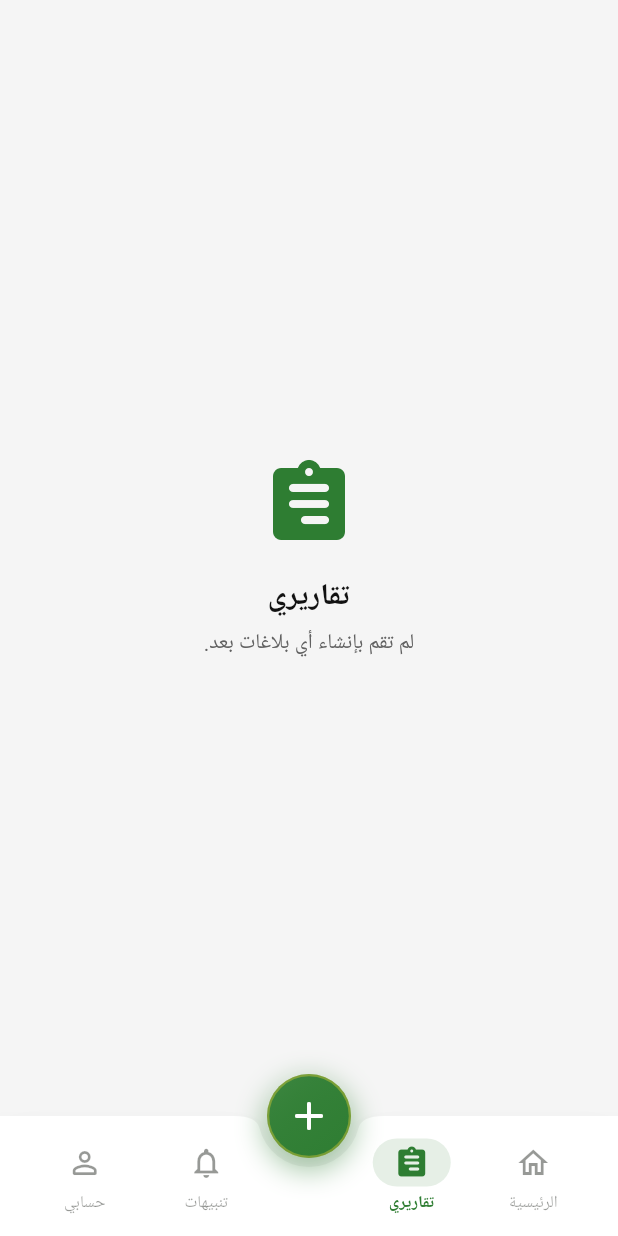
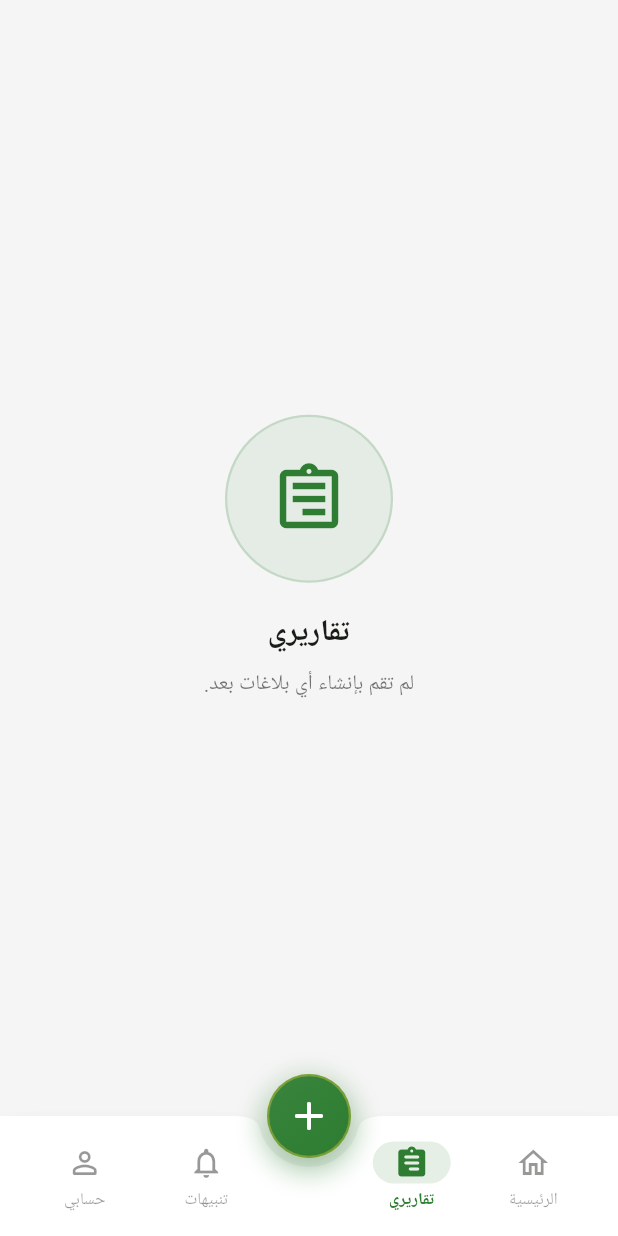
Before and after one commit to mohameden19961/project-baligh, a Flutter app: the screen it shows after launch, item 3 of the bottom bar chosen, on a phone screen of 412 x 824 dp. Run offline on Flutter 3.47's test engine with Material 3 defaults, Android fonts, the light colour scheme and no system bars; our stand-ins replace flutter_map, geolocator, google_fonts, latlong2, shared_preferences; missing offline and left inert: flutter_map_tile_caching.

Commit message:
fix(ui): eliminate bottom layout overflow, implement map tap-to-recenter, and build stylized tab empty states

```diff
--- a/lib/views/add_report/add_report_view.dart
+++ b/lib/views/add_report/add_report_view.dart
@@ -919,6 +919,9 @@ class _LocationPickerBodyState extends State<_LocationPickerBody> {
                   minZoom: 5.0,
                   maxZoom: 19.0,
                   onPositionChanged: _onPositionChanged,
+                  onTap: (tapPosition, point) {
+                    _mapController.move(point, _mapController.camera.zoom);
+                  },
                 ),
                 children: [
                   // ── FMTC-cached OSM TileLayer (Audit Step 2) ──
--- a/lib/views/main_layout.dart
+++ b/lib/views/main_layout.dart
@@ -368,7 +368,7 @@ class _NavItem extends StatelessWidget {
                 curve: Curves.easeInOut,
                 padding: const EdgeInsets.symmetric(
                   horizontal: 14,
-                  vertical: 4,
+                  vertical: 2,
                 ),
                 decoration: BoxDecoration(
                   color: _isSelected
--- a/lib/views/my_reports/my_reports_view.dart
+++ b/lib/views/my_reports/my_reports_view.dart
@@ -3,6 +3,7 @@
 
 import 'package:flutter/material.dart';
 import '../../l10n/app_localizations.dart';
+import '../../widgets/empty_state.dart';
 
 class MyReportsView extends StatelessWidget {
   const MyReportsView({super.key});
@@ -10,21 +11,10 @@ class MyReportsView extends StatelessWidget {
   @override
   Widget build(BuildContext context) {
     final l10n = AppLocalizations.of(context)!;
-    return Center(
-      child: Column(
-        mainAxisAlignment: MainAxisAlignment.center,
-        children: [
-          Icon(Icons.assignment_rounded,
-              size: 64, color: Theme.of(context).colorScheme.primary),
-          const SizedBox(height: 16),
-          Text(l10n.myReportsTitle,
-              style: Theme.of(context).textTheme.headlineSmall),
-          const SizedBox(height: 8),
-          Text(l10n.myReportsEmpty,
-              style: Theme.of(context).textTheme.bodyMedium,
-              textAlign: TextAlign.center),
-        ],
-      ),
+    return EmptyState(
+      icon: Icons.assignment_outlined,
+      title: l10n.myReportsTitle,
+      message: l10n.myReportsEmpty,
     );
   }
 }
--- /dev/null
+++ b/lib/widgets/empty_state.dart
@@ -0,0 +1,78 @@
+// lib/widgets/empty_state.dart
+// ─────────────────────────────────────────────────────────────────
+// Shared empty-state placeholder for tab views that have no data
+// yet. Renders a centred decorative icon, a localized headline,
+// and an optional supporting message inside the available space.
+// ─────────────────────────────────────────────────────────────────
+
+import 'package:flutter/material.dart';
+
+class EmptyState extends StatelessWidget {
+  const EmptyState({
+    super.key,
+    required this.icon,
+    required this.title,
+    this.message,
+  });
+
+  final IconData icon;
+  final String title;
+  final String? message;
+
+  @override
+  Widget build(BuildContext context) {
+    final theme = Theme.of(context);
+    final primary = theme.colorScheme.primary;
+
+    return SafeArea(
+      child: Center(
+        child: Padding(
+          padding: const EdgeInsets.symmetric(horizontal: 32, vertical: 24),
+          child: Column(
+            mainAxisSize: MainAxisSize.min,
+            children: [
+              // ── Decorative icon medallion ─────────────────────────
+              Container(
+                width: 112,
+                height: 112,
+                decoration: BoxDecoration(
+                  shape: BoxShape.circle,
+                  color: primary.withOpacity(0.08),
+                  border: Border.all(
+                    color: primary.withOpacity(0.18),
+                    width: 1.5,
+                  ),
+                ),
+                child: Icon(icon, size: 52, color: primary),
+              ),
+              const SizedBox(height: 20),
+
+              // ── Title ──────────────────────────────────────────────
+              Text(
+                title,
+                textAlign: TextAlign.center,
+                style: theme.textTheme.headlineSmall?.copyWith(
+                  fontWeight: FontWeight.w700,
+                  color: theme.colorScheme.onSurface,
+                ),
+              ),
+
+              // ── Supporting message ─────────────────────────────────
+              if (message != null) ...[
+                const SizedBox(height: 10),
+                Text(
+                  message!,
+                  textAlign: TextAlign.center,
+                  style: theme.textTheme.bodyMedium?.copyWith(
+                    color: theme.colorScheme.onSurface.withOpacity(0.60),
+                    height: 1.5,
+                  ),
+                ),
+              ],
+            ],
+          ),
+        ),
+      ),
+    );
+  }
+}
```
Also changed, not shown: lib/views/account/account_view.dart (+5 -11 lines), lib/views/alerts/alerts_view.dart (+5 -11 lines).
